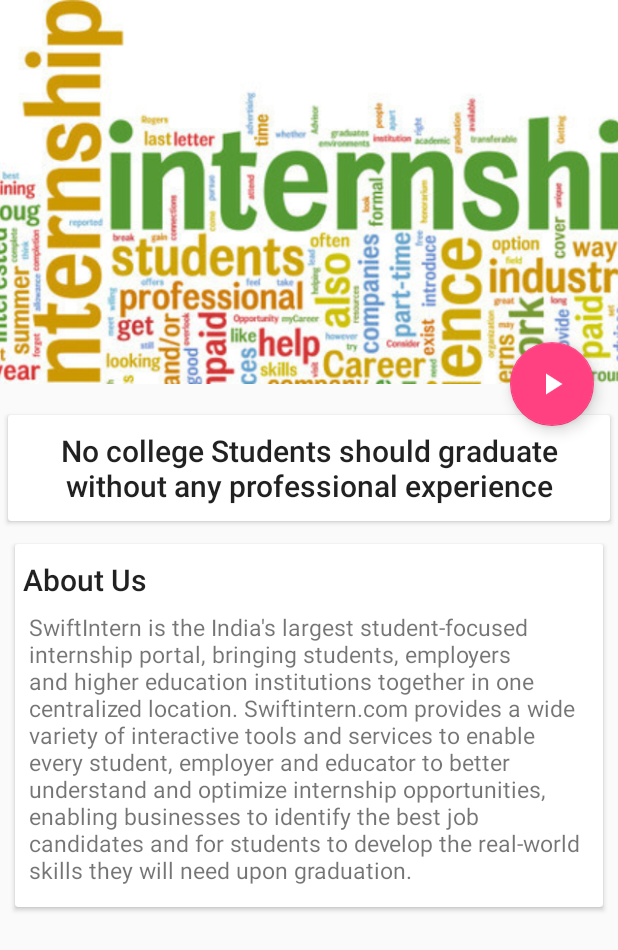
After one commit to verma-ady/SwiftIntern, an Android app: the layout activity_about_us.xml on its own in the app's theme, with its tools: preview values and no code run, on a phone screen of 412 x 824 dp. The commit adds this screen. Shown: the top 950 px of the screen. Run offline under Robolectric (Android 15) with nearby library versions, the phone set to English and light mode, and no system bars.

Commit message:
About Us - Improved

```diff
--- a/app/src/main/java/com/swiftintern/Fragment/ShowQualification.java
+++ b/app/src/main/java/com/swiftintern/Fragment/ShowQualification.java
@@ -78,10 +78,6 @@ public class ShowQualification extends Fragment {
         progressDialog.show();
 
         cardsAppContent.clear();
-
-//        cardsAppContent.addItem(new CardQualificationContent.DummyItem("Orga1", "cat1", "loc1", "sti1", "sta1"));
-//        cardsAppContent.addItem(new CardQualificationContent.DummyItem("Orga2", "cat2", "loc2", "sti2", "sta2"));
-
 
         SearchUserQuali searchUserQuali = new SearchUserQuali();
         searchUserQuali.execute();
--- /dev/null
+++ b/app/src/main/res/layout/activity_about_us.xml
@@ -0,0 +1,123 @@
+<?xml version="1.0" encoding="utf-8"?>
+<android.support.design.widget.CoordinatorLayout
+    xmlns:android="http://schemas.android.com/apk/res/android"
+    xmlns:app="http://schemas.android.com/apk/res-auto"
+    android:id="@+id/main_content"
+    android:layout_width="match_parent"
+    android:layout_height="match_parent"
+    android:fitsSystemWindows="true">
+
+    <android.support.design.widget.AppBarLayout
+        android:id="@+id/appbar"
+        android:layout_width="match_parent"
+        android:layout_height="@dimen/detail_backdrop_height"
+        android:theme="@style/ThemeOverlay.AppCompat.Dark.ActionBar"
+        android:fitsSystemWindows="true" >
+
+        <android.support.design.widget.CollapsingToolbarLayout
+            android:id="@+id/collapsing_toolbar"
+            android:layout_width="match_parent"
+            android:layout_height="match_parent"
+            app:layout_scrollFlags="scroll|exitUntilCollapsed"
+            android:fitsSystemWindows="true"
+            app:contentScrim="?attr/colorPrimary"
+            app:expandedTitleMarginStart="48dp"
+            app:expandedTitleMarginEnd="64dp">
+
+            <ImageView
+                android:id="@+id/image_backdrop"
+                android:layout_width="match_parent"
+                android:layout_height="match_parent"
+                android:scaleType="centerCrop"
+                android:src="@drawable/internship"
+                android:fitsSystemWindows="true"
+                app:layout_collapseMode="parallax" />
+
+            <android.support.v7.widget.Toolbar
+                android:id="@+id/toolbar"
+                android:layout_width="match_parent"
+                android:layout_height="?attr/actionBarSize"
+                app:popupTheme="@style/ThemeOverlay.AppCompat.Light"
+                app:layout_collapseMode="pin" />
+
+        </android.support.design.widget.CollapsingToolbarLayout>
+    </android.support.design.widget.AppBarLayout>
+
+    <android.support.v4.widget.NestedScrollView
+        android:layout_width="match_parent"
+        android:layout_height="match_parent"
+        app:layout_behavior="@string/appbar_scrolling_view_behavior">
+
+        <LinearLayout
+            android:layout_width="match_parent"
+            android:layout_height="match_parent"
+            android:orientation="vertical"
+            android:paddingTop="15dp">
+
+            <android.support.v7.widget.CardView
+                android:layout_width="match_parent"
+                android:layout_height="wrap_content"
+                android:layout_margin="5dp">
+
+                <LinearLayout
+                    style="@style/Widget.CardContent"
+                    android:layout_width="match_parent"
+                    android:layout_height="wrap_content">
+
+                    <TextView
+                        android:layout_width="match_parent"
+                        android:layout_height="wrap_content"
+                        android:text="@string/about_us_header"
+                        android:textAlignment="center"
+                        android:gravity="center"
+                        android:textAppearance="@style/TextAppearance.AppCompat.Title" />
+
+                </LinearLayout>
+
+            </android.support.v7.widget.CardView>
+
+            <android.support.v7.widget.CardView
+                android:layout_width="match_parent"
+                android:layout_height="wrap_content"
+                android:layout_margin="@dimen/card_margin">
+
+                <LinearLayout
+                    style="@style/Widget.CardContent"
+                    android:layout_width="match_parent"
+                    android:layout_height="wrap_content">
+
+                    <TextView
+                        android:layout_width="match_parent"
+                        android:layout_height="wrap_content"
+                        android:text="About Us"
+                        android:textAppearance="@style/TextAppearance.AppCompat.Title" />
+                    <View
+                        android:layout_width="95dp"
+                        android:layout_height="3dp"/>
+
+                    <TextView
+                        android:layout_width="match_parent"
+                        android:layout_height="wrap_content"
+                        android:textSize="15sp"
+                        android:padding="4dp"
+                        android:text="@string/about_us"/>
+
+                </LinearLayout>
+
+            </android.support.v7.widget.CardView>
+
+        </LinearLayout>
+
+    </android.support.v4.widget.NestedScrollView>
+
+    <android.support.design.widget.FloatingActionButton
+        android:layout_height="wrap_content"
+        android:layout_width="wrap_content"
+        android:id="@+id/fab_play"
+        app:layout_anchor="@id/appbar"
+        app:layout_anchorGravity="bottom|right|end"
+        android:src="@drawable/ic_play_arrow_white_36dp"
+        android:layout_margin="@dimen/fab_margin"
+        android:clickable="true" />
+
+</android.support.design.widget.CoordinatorLayout>
--- a/app/src/main/res/values/dimens.xml
+++ b/app/src/main/res/values/dimens.xml
@@ -6,4 +6,9 @@
     <dimen name="activity_horizontal_margin">16dp</dimen>
     <dimen name="activity_vertical_margin">16dp</dimen>
     <dimen name="fab_margin">16dp</dimen>
+
+    <dimen name="detail_backdrop_height">256dp</dimen>
+    <dimen name="card_margin">10dp</dimen>
+
+
 </resources>
```
Also changed, not shown: app/src/main/AndroidManifest.xml (+24 -18 lines), app/src/main/java/com/swiftintern/Activity/AboutUs.java (added, +41 -0 lines), app/src/main/java/com/swiftintern/Activity/MainActivity.java (+2 -7 lines), app/src/main/java/com/swiftintern/Fragment/AboutUs.java (deleted, +0 -26 lines), app/src/main/res/layout/fragment_about_us.xml (deleted, +0 -97 lines), app/src/main/res/drawable-hdpi/ic_play_arrow_white_36dp.png (added), app/src/main/res/drawable-mdpi/ic_play_arrow_white_36dp.png (added), app/src/main/res/drawable-xhdpi/ic_play_arrow_white_36dp.png (added), app/src/main/res/drawable-xxhdpi/ic_play_arrow_white_36dp.png (added), app/src/main/res/drawable-xxxhdpi/ic_play_arrow_white_36dp.png (added), app/src/main/res/drawable/internship.jpg (added), 1 other file.
